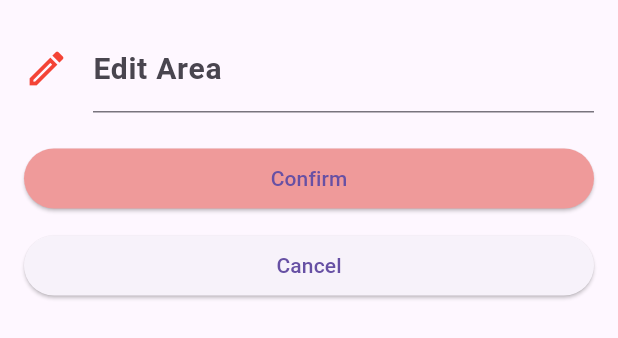
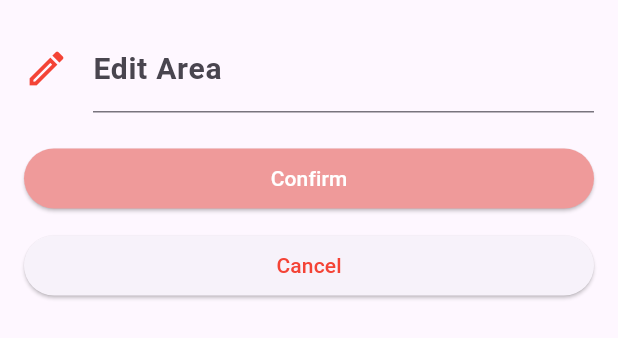
Before and after one commit to imbua/testemobile, a Flutter app: the EditNodeBottomSheet widget shown alone on an empty page, opened directly with empty values, on a phone screen of 412 x 824 dp. Shown: the top 338 px of the screen. Run offline on Flutter 3.47's test engine with Material 3 defaults, Android fonts, the phone set to English and light mode, and no system bars; our stand-ins replace get, sqflite; accounts and stored records are empty.

Commit message:
Resolvido funcao de gravar dados

```diff
--- a/lib/controllers/login_controller.dart
+++ b/lib/controllers/login_controller.dart
@@ -17,8 +17,8 @@ class LoginController extends GetxController {
     isLoading.value = true;
 
     final Map<String, String> data = {
-      'username': username.value, //username.value, user_test
-      'password': password.value, //password.value, test_password
+      'username': 'user_test', //username.value, user_test
+      'password': 'test_password', //password.value, test_password
     };
 
     try {
--- a/lib/controllers/mytreeview_controller.dart
+++ b/lib/controllers/mytreeview_controller.dart
@@ -1,6 +1,7 @@
 import 'dart:convert';
 import 'package:http/http.dart' as http;
 import 'package:get/get.dart';
+import 'package:testemobile/controllers/databasehelper.dart';
 import 'package:testemobile/controllers/login_controller.dart';
 import 'package:testemobile/models/mytreeview.dart';
 
@@ -71,6 +72,10 @@ class MyTreeViewController extends GetxController {
       if (jsonString.isNotEmpty) {
         List<dynamic> jsonData = jsonDecode(jsonString);
         treeData.value = MyTreeView.fromJsonList(jsonData);
+
+        await DatabaseHelper.instance.deleteAllTreeNodes();
+
+        await DatabaseHelper.instance.insertTreeNodes(treeData);
       } else {
         // Se a resposta não for bem-sucedida, exibe uma mensagem de erro
         //Get.snackbar('Error', 'Failed to load tree data');
--- a/lib/main.dart
+++ b/lib/main.dart
@@ -10,9 +10,8 @@ import 'package:testemobile/views/mytreeview_view.dart';
 
 void main() {
   WidgetsFlutterBinding.ensureInitialized();
-
-   Get.put(MyTreeViewController());
-   Get.put(LoginController());
+  Get.put(MyTreeViewController());
+  Get.put(LoginController());
 
   //Deu muito conflito e esgotou meu tempo, ficou a desenvolver
   DatabaseHelper.instance.database;
--- a/lib/views/login_view.dart
+++ b/lib/views/login_view.dart
@@ -127,7 +127,10 @@ class LoginView extends StatelessWidget {
                                         Colors.red[200]!.withOpacity(
                                             1.0)), // Define a cor de fundo como vermelha
                                   ),
-                                  child: const Text('LOGIN'),
+                                  child: const Text(
+                                    'LOGIN',
+                                    style: TextStyle(color: Colors.white),
+                                  ),
                                 ),
                               )),
                       ],
--- a/lib/views/mytreeview_view.dart
+++ b/lib/views/mytreeview_view.dart
@@ -34,7 +34,7 @@ class MyTreeViewView extends StatelessWidget {
               children: [
                 Container(
                   height: 80,
-                  padding: EdgeInsets.only(left: 20),
+                  padding: const EdgeInsets.only(left: 20),
                   color: Colors.red[200],
                   child: Column(
                     children: [
@@ -251,7 +251,10 @@ class EditNodeBottomSheet extends StatelessWidget {
                       .red[200]!
                       .withOpacity(1.0)), // Define a cor de fundo como vermelha
                 ),
-                child: const Text('Confirm'),
+                child: const Text(
+                  'Confirm',
+                  style: TextStyle(color: Colors.white),
+                ),
               ),
             ),
             const SizedBox(height: 10),
@@ -261,7 +264,10 @@ class EditNodeBottomSheet extends StatelessWidget {
                 onPressed: () {
                   Navigator.pop(context);
                 },
-                child: const Text('Cancel'),
+                child: const Text(
+                  'Cancel',
+                  style: TextStyle(color: Colors.red),
+                ),
               ),
             ),
           ],
```
Also changed, not shown: lib/controllers/databasehelper.dart (+27 -1 lines).
